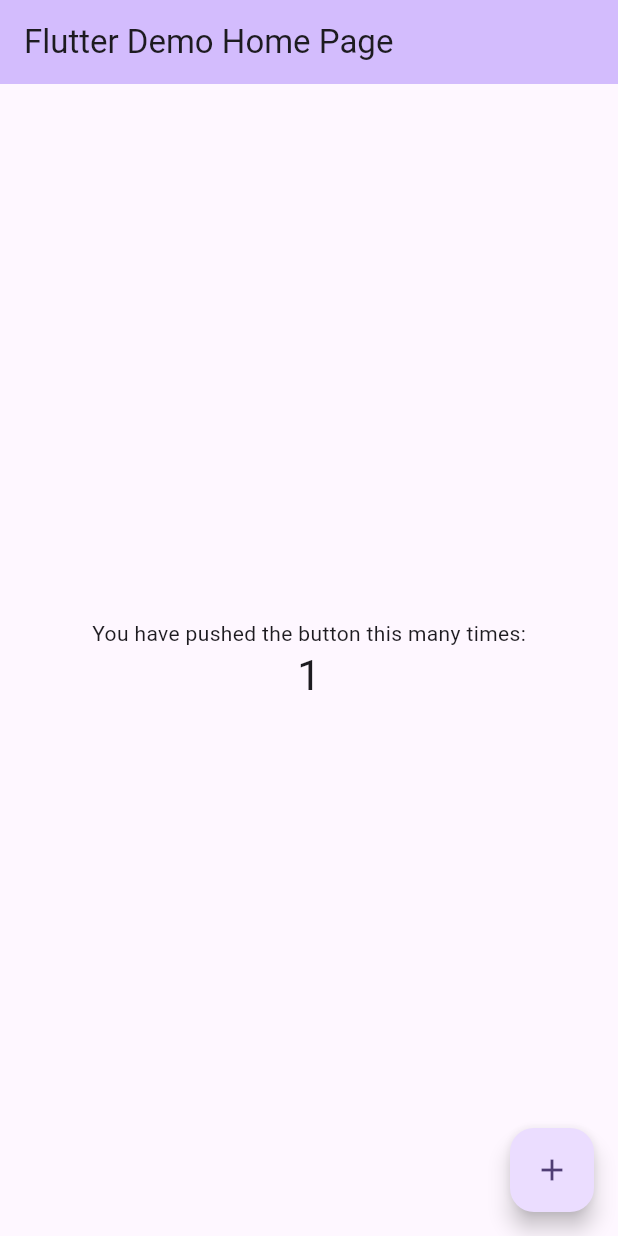
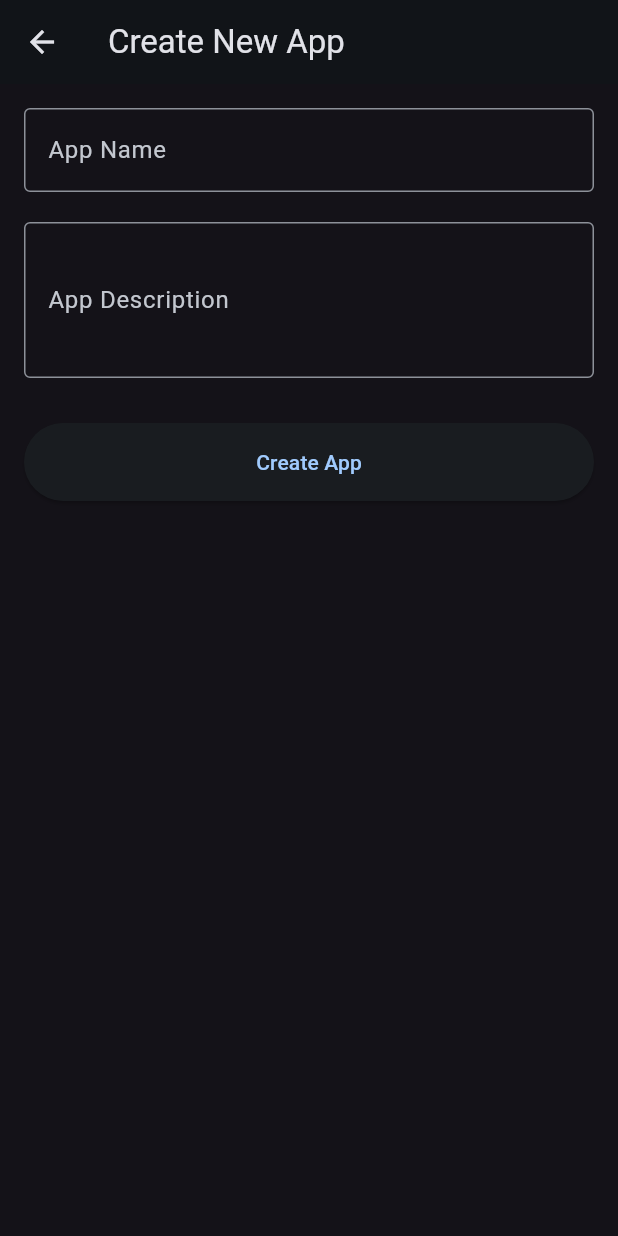
Before and after one commit to could-ai/019a4e74-b361-706c-8dac-b69de8d42744, a Flutter app: the screen it shows after launch, after a tap on the "add" icon, on a phone screen of 412 x 824 dp. Run offline on Flutter 3.47's test engine with Material 3 defaults, Android fonts, the phone set to English and light mode, and no system bars.

Commit message:
I have updated the main application file to set up the foundation for your 'DEEPEN Hub' app store. The default counter application has been replaced with a new home screen, and a dark theme has been applied to give it a modern look. The title has also been updated to 'DEEPEN Hub'.; A new home screen has been created to serve as the main entry point for the DEEPEN Hub. It features a welcoming message and a floating action button with a '+' icon, which users can press to start the app creation process. This screen sets the stage for listing user-created applications in the future.; This file adds the 'Create New App' screen, which contains a form for users to define their new application. It includes fields for an app name and description, along with validation to ensure the fields are not empty. A 'Create App' button processes the form, simulating the creation of an app and providing immediate feedback to the user.

```diff
--- /dev/null
+++ b/usr/lib/create_app_screen.dart
@@ -0,0 +1,87 @@
+import 'package:flutter/material.dart';
+
+class CreateAppScreen extends StatefulWidget {
+  const CreateAppScreen({super.key});
+
+  @override
+  State<CreateAppScreen> createState() => _CreateAppScreenState();
+}
+
+class _CreateAppScreenState extends State<CreateAppScreen> {
+  final _formKey = GlobalKey<FormState>();
+  String _appName = '';
+  String _appDescription = '';
+
+  void _createApp() {
+    if (_formKey.currentState!.validate()) {
+      _formKey.currentState!.save();
+      // Here you would typically handle the app creation logic,
+      // like saving it to a database.
+      // For now, we'll just pop the screen and maybe show a snackbar.
+      Navigator.pop(context);
+      ScaffoldMessenger.of(context).showSnackBar(
+        SnackBar(content: Text('App "$_appName" created!')),
+      );
+    }
+  }
+
+  @override
+  Widget build(BuildContext context) {
+    return Scaffold(
+      appBar: AppBar(
+        title: const Text('Create New App'),
+      ),
+      body: Padding(
+        padding: const EdgeInsets.all(16.0),
+        child: Form(
+          key: _formKey,
+          child: Column(
+            crossAxisAlignment: CrossAxisAlignment.stretch,
+            children: <Widget>[
+              TextFormField(
+                decoration: const InputDecoration(
+                  labelText: 'App Name',
+                  border: OutlineInputBorder(),
+                ),
+                validator: (value) {
+                  if (value == null || value.isEmpty) {
+                    return 'Please enter an app name';
+                  }
+                  return null;
+                },
+                onSaved: (value) {
+                  _appName = value!;
+                },
+              ),
+              const SizedBox(height: 20),
+              TextFormField(
+                decoration: const InputDecoration(
+                  labelText: 'App Description',
+                  border: OutlineInputBorder(),
+                ),
+                maxLines: 3,
+                validator: (value) {
+                  if (value == null || value.isEmpty) {
+                    return 'Please enter a description';
+                  }
+                  return null;
+                },
+                onSaved: (value) {
+                  _appDescription = value!;
+                },
+              ),
+              const SizedBox(height: 30),
+              ElevatedButton(
+                onPressed: _createApp,
+                style: ElevatedButton.styleFrom(
+                  padding: const EdgeInsets.symmetric(vertical: 16),
+                ),
+                child: const Text('Create App'),
+              ),
+            ],
+          ),
+        ),
+      ),
+    );
+  }
+}
--- /dev/null
+++ b/usr/lib/home_screen.dart
@@ -0,0 +1,42 @@
+import 'package:flutter/material.dart';
+import 'package:couldai_user_app/create_app_screen.dart';
+
+class HomeScreen extends StatelessWidget {
+  const HomeScreen({super.key});
+
+  @override
+  Widget build(BuildContext context) {
+    return Scaffold(
+      appBar: AppBar(
+        title: const Text('DEEPEN Hub'),
+        centerTitle: true,
+      ),
+      body: const Center(
+        child: Column(
+          mainAxisAlignment: MainAxisAlignment.center,
+          children: <Widget>[
+            Text(
+              'Welcome to DEEPEN Hub!',
+              style: TextStyle(fontSize: 24),
+            ),
+            SizedBox(height: 20),
+            Text(
+              'Your created apps will appear here.',
+              style: TextStyle(fontSize: 16),
+            ),
+          ],
+        ),
+      ),
+      floatingActionButton: FloatingActionButton(
+        onPressed: () {
+          Navigator.push(
+            context,
+            MaterialPageRoute(builder: (context) => const CreateAppScreen()),
+          );
+        },
+        tooltip: 'Create App',
+        child: const Icon(Icons.add),
+      ),
+    );
+  }
+}
--- a/usr/lib/main.dart
+++ b/usr/lib/main.dart
@@ -1,4 +1,5 @@
 import 'package:flutter/material.dart';
+import 'package:couldai_user_app/home_screen.dart';
 
 void main() {
   runApp(const MyApp());
@@ -7,114 +8,19 @@ void main() {
 class MyApp extends StatelessWidget {
   const MyApp({super.key});
 
-  // This widget is the root of your application.
   @override
   Widget build(BuildContext context) {
     return MaterialApp(
-      title: 'Flutter Demo',
+      title: 'DEEPEN Hub',
       debugShowCheckedModeBanner: false,
-      theme: ThemeData(
-        // This is the theme of your application.
-        //
-        // TRY THIS: Try running your application with "flutter run". You'll see
-        // the application has a purple toolbar. Then, without quitting the app,
-        // try changing the seedColor in the colorScheme below to Colors.green
-        // and then invoke "hot reload" (save your changes or press the "hot
-        // reload" button in a Flutter-supported IDE, or press "r" if you used
-        // the command line to start the app).
-        //
-        // Notice that the counter didn't reset back to zero; the application
-        // state is not lost during the reload. To reset the state, use hot
-        // restart instead.
-        //
-        // This works for code too, not just values: Most code changes can be
-        // tested with just a hot reload.
-        colorScheme: ColorScheme.fromSeed(seedColor: Colors.deepPurple),
+      theme: ThemeData.dark().copyWith(
+        colorScheme: ColorScheme.fromSeed(
+          seedColor: Colors.blue,
+          brightness: Brightness.dark,
+        ),
+        useMaterial3: true,
       ),
-      home: const MyHomePage(title: 'Flutter Demo Home Page'),
+      home: const HomeScreen(),
     );
   }
 }
-
-class MyHomePage extends StatefulWidget {
-  const MyHomePage({super.key, required this.title});
-
-  // This widget is the home page of your application. It is stateful, meaning
-  // that it has a State object (defined below) that contains fields that affect
-  // how it looks.
-
-  // This class is the configuration for the state. It holds the values (in this
-  // case the title) provided by the parent (in this case the App widget) and
-  // used by the build method of the State. Fields in a Widget subclass are
-  // always marked "final".
-
-  final String title;
-
-  @override
-  State<MyHomePage> createState() => _MyHomePageState();
-}
-
-class _MyHomePageState extends State<MyHomePage> {
-  int _counter = 0;
-
-  void _incrementCounter() {
-    setState(() {
-      // This call to setState tells the Flutter framework that something has
-      // changed in this State, which causes it to rerun the build method below
-      // so that the display can reflect the updated values. If we changed
-      // _counter without calling setState(), then the build method would not be
-      // called again, and so nothing would appear to happen.
-      _counter++;
-    });
-  }
-
-  @override
-  Widget build(BuildContext context) {
-    // This method is rerun every time setState is called, for instance as done
-    // by the _incrementCounter method above.
-    //
-    // The Flutter framework has been optimized to make rerunning build methods
-    // fast, so that you can just rebuild anything that needs updating rather
-    // than having to individually change instances of widgets.
-    return Scaffold(
-      appBar: AppBar(
-        // TRY THIS: Try changing the color here to a specific color (to
-        // Colors.amber, perhaps?) and trigger a hot reload to see the AppBar
-        // change color while the other colors stay the same.
-        backgroundColor: Theme.of(context).colorScheme.inversePrimary,
-        // Here we take the value from the MyHomePage object that was created by
-        // the App.build method, and use it to set our appbar title.
-        title: Text(widget.title),
-      ),
-      body: Center(
-        // Center is a layout widget. It takes a single child and positions it
-        // in the middle of the parent.
-        child: Column(
-          // Column is also a layout widget. It takes a list of children and
-          // arranges them vertically. By default, it sizes itself to fit its
-          // children horizontally, and tries to be as tall as its parent.
-          //
-          // Column has various properties to control how it sizes itself and
-          // how it positions its children. Here we use mainAxisAlignment to
-          // center the children vertically; the main axis here is the vertical
-          // axis because Columns are vertical (the cross axis would be
-          // horizontal).
-          //
-          // TRY THIS: Invoke "debug painting" (choose the "Toggle Debug Paint"
-          // action in the IDE, or press "p" in the console), to see the
-          // wireframe for each widget.
-          mainAxisAlignment: MainAxisAlignment.center,
-          children: <Widget>[
-            const Text('You have pushed the button this many times:'),
-            Text('$_counter', style: Theme.of(context).textTheme.headlineMedium),
-          ],
-        ),
-      ),
-      floatingActionButton: FloatingActionButton(
-        onPressed: _incrementCounter,
-        tooltip: 'Increment',
-        child: const Icon(Icons.add),
-      ), // This trailing comma makes auto-formatting nicer for build methods.
-    );
-  }
-}
```
